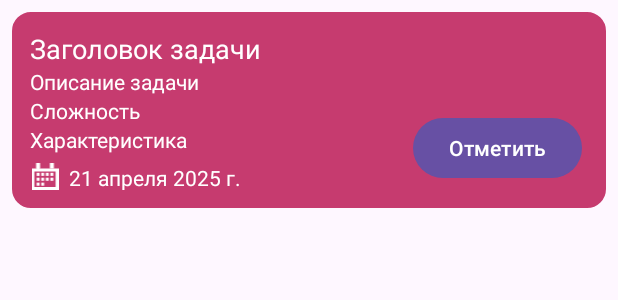
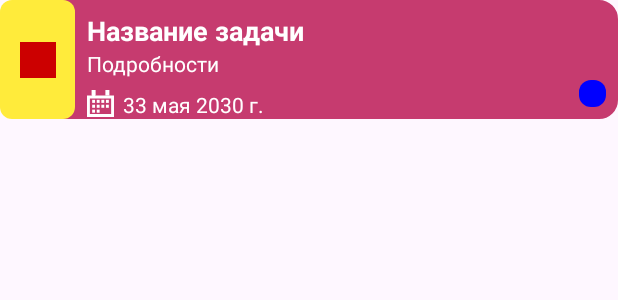
Before and after one commit to alphbta/Habit-Forge-app, an Android app: the layout item_task.xml on its own in the app's theme, with its tools: preview values and no code run, on a phone screen of 412 x 824 dp. Shown: the top 300 px of the screen. Run offline under Robolectric (Android 15) with nearby library versions, the light colour scheme and no system bars.

Commit message:
Отображение сложности и характеристики на окне с задачами

```diff
--- a/app/src/main/res/layout/item_task.xml
+++ b/app/src/main/res/layout/item_task.xml
@@ -1,82 +1,101 @@
 <?xml version="1.0" encoding="utf-8"?>
 <androidx.constraintlayout.widget.ConstraintLayout xmlns:android="http://schemas.android.com/apk/res/android"
     xmlns:tools="http://schemas.android.com/tools"
+    xmlns:app="http://schemas.android.com/apk/res-auto"
     android:layout_width="match_parent"
     android:layout_height="wrap_content"
-    xmlns:app="http://schemas.android.com/apk/res-auto"
-    android:orientation="vertical"
-    android:layout_margin="8dp"
-    android:padding="12dp"
-    android:background="@drawable/bg_rounded_box_tasks_item">
+    android:background="@drawable/bg_rounded_box_tasks_item"
+    android:padding="0dp">
+
+    <View
+        android:id="@+id/difficultyStripe"
+        android:layout_width="50dp"
+        android:layout_height="0dp"
+        android:background="@drawable/normal_default"
+        app:layout_constraintTop_toTopOf="parent"
+        app:layout_constraintBottom_toBottomOf="parent"
+        app:layout_constraintStart_toStartOf="parent" />
+
+    <FrameLayout
+        android:layout_width="24dp"
+        android:layout_height="24dp"
+        android:layout_marginStart="13dp"
+        android:background="@android:color/transparent"
+        app:layout_constraintStart_toStartOf="@id/difficultyStripe"
+        app:layout_constraintTop_toTopOf="parent"
+        app:layout_constraintBottom_toBottomOf="parent">
+
+        <Button
+            android:id="@+id/complete"
+            android:layout_width="48dp"
+            android:layout_height="48dp"
+            android:layout_gravity="center"
+            android:backgroundTint="@android:color/holo_red_dark"
+            android:text=""
+            android:contentDescription="Отметить как выполнено" />
+    </FrameLayout>
 
     <TextView
         android:id="@+id/taskTitle"
-        android:layout_width="wrap_content"
+        android:layout_width="0dp"
         android:layout_height="wrap_content"
+        android:layout_marginTop="8dp"
+        android:layout_marginStart="8dp"
+        android:text="Название задачи"
+        android:textColor="@android:color/white"
+        android:textSize="18sp"
+        android:textStyle="bold"
         app:layout_constraintTop_toTopOf="parent"
-        app:layout_constraintStart_toStartOf="parent"
-        android:text="Заголовок задачи"
-        android:textSize="18sp"/>
+        app:layout_constraintStart_toEndOf="@id/difficultyStripe"
+        app:layout_constraintEnd_toStartOf="@id/statCircle" />
+
 
     <TextView
         android:id="@+id/taskNote"
-        android:layout_width="wrap_content"
+        android:layout_width="0dp"
         android:layout_height="wrap_content"
-        android:text="Описание задачи"
+        android:text="Подробности"
         android:textSize="14sp"
-        app:layout_constraintStart_toStartOf="parent"
-        app:layout_constraintTop_toBottomOf="@+id/taskTitle" />
-
-    <TextView
-        android:id="@+id/taskDifficulty"
-        android:layout_width="wrap_content"
-        android:layout_height="wrap_content"
-        android:text="Сложность"
-        android:textSize="14sp"
-        app:layout_constraintStart_toStartOf="parent"
-        app:layout_constraintTop_toBottomOf="@+id/taskNote" />
-
-    <TextView
-        android:id="@+id/taskStat"
-        android:layout_width="wrap_content"
-        android:layout_height="wrap_content"
-        android:text="Характеристика"
-        android:textSize="14sp"
-        app:layout_constraintStart_toStartOf="parent"
-        app:layout_constraintTop_toBottomOf="@+id/taskDifficulty" />
+        android:textColor="@android:color/white"
+        app:layout_constraintTop_toBottomOf="@id/taskTitle"
+        app:layout_constraintStart_toStartOf="@id/taskTitle"
+        app:layout_constraintEnd_toEndOf="@id/taskTitle" />
 
     <LinearLayout
         android:id="@+id/deadlineItem"
         android:layout_width="wrap_content"
-        android:layout_height="18dp"
-        android:layout_marginTop="6dp"
+        android:layout_height="wrap_content"
         android:orientation="horizontal"
-        app:layout_constraintBottom_toBottomOf="parent"
-        app:layout_constraintStart_toStartOf="parent"
-        app:layout_constraintTop_toBottomOf="@+id/taskStat"
-        app:layout_constraintVertical_bias="1.0">
+        android:layout_marginTop="8dp"
+        app:layout_constraintTop_toBottomOf="@id/taskNote"
+        app:layout_constraintStart_toStartOf="@id/taskTitle">
 
         <ImageView
-            android:layout_width="20dp"
-            android:layout_height="wrap_content"
-            android:src="@drawable/ic_calendar" />
+            android:layout_width="18dp"
+            android:layout_height="18dp"
+            android:src="@drawable/ic_calendar"
+            android:layout_marginEnd="6dp" />
 
         <TextView
             android:id="@+id/deadlineDate"
             android:layout_width="wrap_content"
             android:layout_height="wrap_content"
-            android:layout_marginStart="6dp"
-            android:text="21 апреля 2025 г."
+            android:text="33 мая 2030 г."
+            android:textColor="@android:color/white"
             android:textSize="14sp" />
     </LinearLayout>
 
-    <Button
-        android:id="@+id/complete"
-        android:layout_width="wrap_content"
-        android:layout_height="wrap_content"
-        android:layout_marginEnd="4dp"
-        android:layout_marginBottom="4dp"
-        android:text="Отметить"
-        app:layout_constraintBottom_toBottomOf="parent"
-        app:layout_constraintEnd_toEndOf="parent" />
+    <View
+        android:id="@+id/statCircle"
+        android:layout_width="18dp"
+        android:layout_height="18dp"
+        android:layout_marginEnd="8dp"
+        android:layout_marginBottom="8dp"
+        android:background="@drawable/intelligence_default"
+        app:layout_constraintEnd_toEndOf="parent"
+        app:layout_constraintBottom_toBottomOf="parent" />
+
+
+
+
 </androidx.constraintlayout.widget.ConstraintLayout>
```
Also changed, not shown: app/src/main/java/com/alphbta/habitforge/TaskAdapter.kt (+45 -20 lines), app/src/main/res/drawable/complexity_easy.xml (added, +9 -0 lines), app/src/main/res/drawable/complexity_hard.xml (added, +9 -0 lines), app/src/main/res/drawable/complexity_normal.xml (added, +9 -0 lines), app/src/main/res/values/colors.xml (+10 -6 lines).
